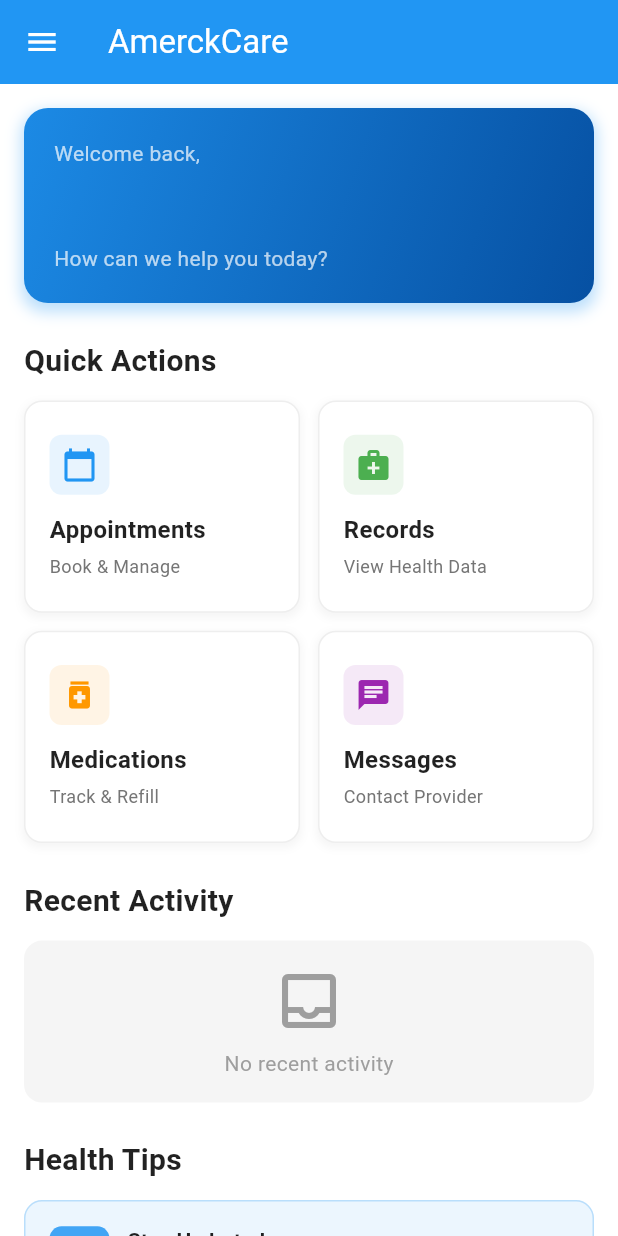
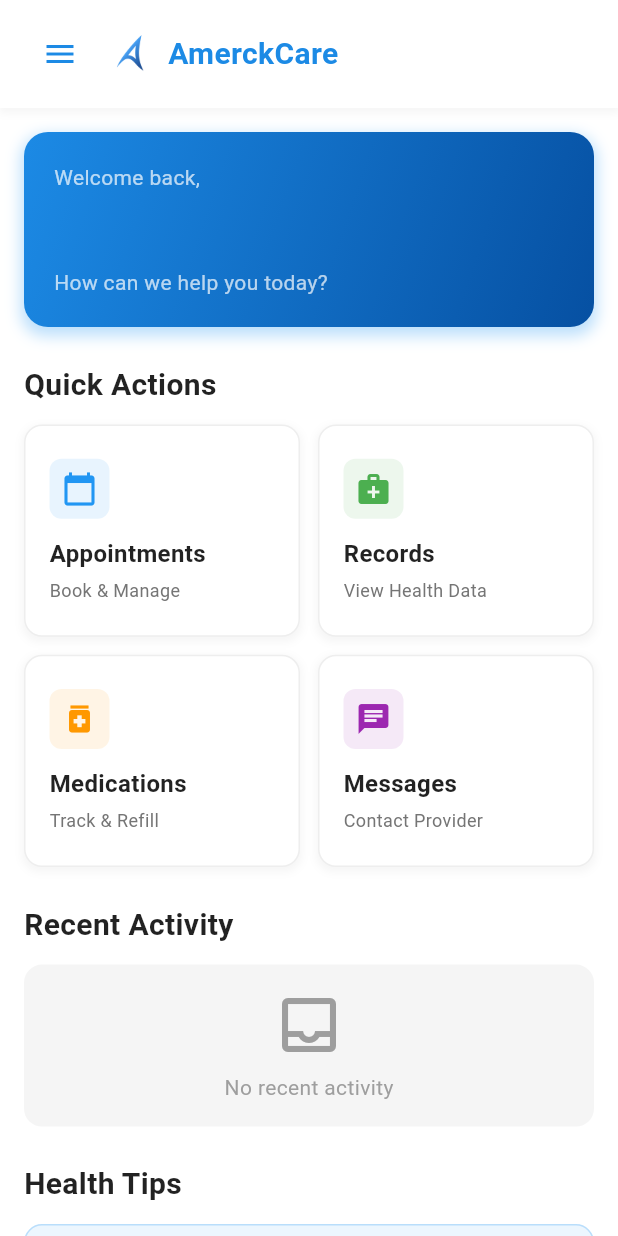
Before and after one commit to JananaDanithra22/amerckcare_apptest, a Flutter app: the HomeScreen screen opened by its route, on a phone screen of 412 x 824 dp. Run offline on Flutter 3.47's test engine with Material 3 defaults, Android fonts, the phone set to English and light mode, and no system bars; our stand-ins replace firebase_auth, firebase_core, flutter_secure_storage, google_sign_in, local_auth, lottie; missing offline and left inert: flutter_facebook_auth; accounts and stored records are empty.

Commit message:
Update home_screen.dart
- remove the app bar to camera notch safe-custom header

```diff
--- a/amerckcarelogin/lib/features/home/screens/home_screen.dart
+++ b/amerckcarelogin/lib/features/home/screens/home_screen.dart
@@ -15,6 +15,8 @@ class HomeScreen extends StatefulWidget {
 }
 
 class _HomeScreenState extends State<HomeScreen> {
+  final GlobalKey<ScaffoldState> _scaffoldKey = GlobalKey<ScaffoldState>();
+
   @override
   void initState() {
     super.initState();
@@ -39,26 +41,120 @@ class _HomeScreenState extends State<HomeScreen> {
     final userName = userEmail.split('@')[0]; // Get name from email
 
     return Scaffold(
-      // ✅ Add the drawer
+      key: _scaffoldKey,
       drawer: const AppDrawer(),
+      // ✅ NO APP BAR - works better with camera notches
+      body: SafeArea(
+        // ✅ SafeArea handles all notches, cutouts, and system UI
+        child: Column(
+          children: [
+            // ✅ Custom Header Bar (replaces AppBar)
+            _buildCustomHeader(context, userName, auth),
 
-      appBar: AppBar(
-        title: const Text('AmerckCare'),
-        elevation: 0,
-        actions: [
-          // Session status indicator
+            // ✅ Scrollable Content
+            Expanded(
+              child: SingleChildScrollView(
+                padding: const EdgeInsets.all(16),
+                child: Column(
+                  crossAxisAlignment: CrossAxisAlignment.start,
+                  children: [
+                    // Welcome Section
+                    _buildWelcomeSection(userName, auth),
+
+                    const SizedBox(height: 24),
+
+                    // Quick Actions Grid
+                    _buildQuickActionsSection(context),
+
+                    const SizedBox(height: 24),
+
+                    // Recent Activity Section
+                    _buildRecentActivitySection(),
+
+                    const SizedBox(height: 24),
+
+                    // Health Tips Section
+                    _buildHealthTipsSection(),
+
+                    const SizedBox(height: 24),
+                  ],
+                ),
+              ),
+            ),
+          ],
+        ),
+      ),
+    );
+  }
+
+  /// ✅ Custom Header Bar (replaces AppBar)
+  Widget _buildCustomHeader(
+    BuildContext context,
+    String userName,
+    AuthProvider auth,
+  ) {
+    return Container(
+      padding: const EdgeInsets.symmetric(horizontal: 16, vertical: 12),
+      decoration: BoxDecoration(
+        color: Colors.white,
+        boxShadow: [
+          BoxShadow(
+            color: Colors.grey.withOpacity(0.1),
+            spreadRadius: 1,
+            blurRadius: 4,
+            offset: const Offset(0, 2),
+          ),
+        ],
+      ),
+      child: Row(
+        children: [
+          // ✅ Menu Button (opens drawer)
+          IconButton(
+            icon: const Icon(Icons.menu, color: Color(0xFF1C8AE5)),
+            onPressed: () {
+              _scaffoldKey.currentState?.openDrawer();
+            },
+            tooltip: 'Menu',
+          ),
+
+          const SizedBox(width: 8),
+
+          // ✅ App Logo/Title
+          Image.asset(
+            'assets/images/signlogo.png',
+            height: 32,
+            width: 32,
+            fit: BoxFit.contain,
+            errorBuilder: (context, error, stackTrace) {
+              return const Icon(
+                Icons.local_hospital,
+                size: 32,
+                color: Color(0xFF1C8AE5),
+              );
+            },
+          ),
+
+          const SizedBox(width: 8),
+
+          const Text(
+            'AmerckCare',
+            style: TextStyle(
+              fontSize: 20,
+              fontWeight: FontWeight.bold,
+              color: Color(0xFF1C8AE5),
+            ),
+          ),
+
+          const Spacer(),
+
+          // ✅ Session Status Indicator
           if (SessionManager().isSessionActive)
-            Padding(
-              padding: const EdgeInsets.only(right: 16),
-              child: Center(
-                child: Container(
-                  padding: const EdgeInsets.symmetric(
-                    horizontal: 12,
-                    vertical: 6,
-                  ),
+            Container(
+              padding: const EdgeInsets.symmetric(horizontal: 10, vertical: 6),
               decoration: BoxDecoration(
-                    color: Colors.green.shade100,
+                color: Colors.green.shade50,
                 borderRadius: BorderRadius.circular(12),
+                border: Border.all(color: Colors.green.shade200),
               ),
               child: Row(
                 mainAxisSize: MainAxisSize.min,
@@ -83,37 +179,7 @@ class _HomeScreenState extends State<HomeScreen> {
                 ],
               ),
             ),
-              ),
-            ),
         ],
-      ),
-
-      body: SafeArea(
-        child: SingleChildScrollView(
-          padding: const EdgeInsets.all(16),
-          child: Column(
-            crossAxisAlignment: CrossAxisAlignment.start,
-            children: [
-              // ✅ Welcome Section
-              _buildWelcomeSection(userName, auth),
-
-              const SizedBox(height: 24),
-
-              // ✅ Quick Actions Grid
-              _buildQuickActionsSection(context),
-
-              const SizedBox(height: 24),
-
-              // ✅ Recent Activity Section (Placeholder)
-              _buildRecentActivitySection(),
-
-              const SizedBox(height: 24),
-
-              // ✅ Health Tips Section (Placeholder)
-              _buildHealthTipsSection(),
-            ],
-          ),
-        ),
       ),
     );
   }
```
Lines whose indentation alone changed are shown as unchanged.
